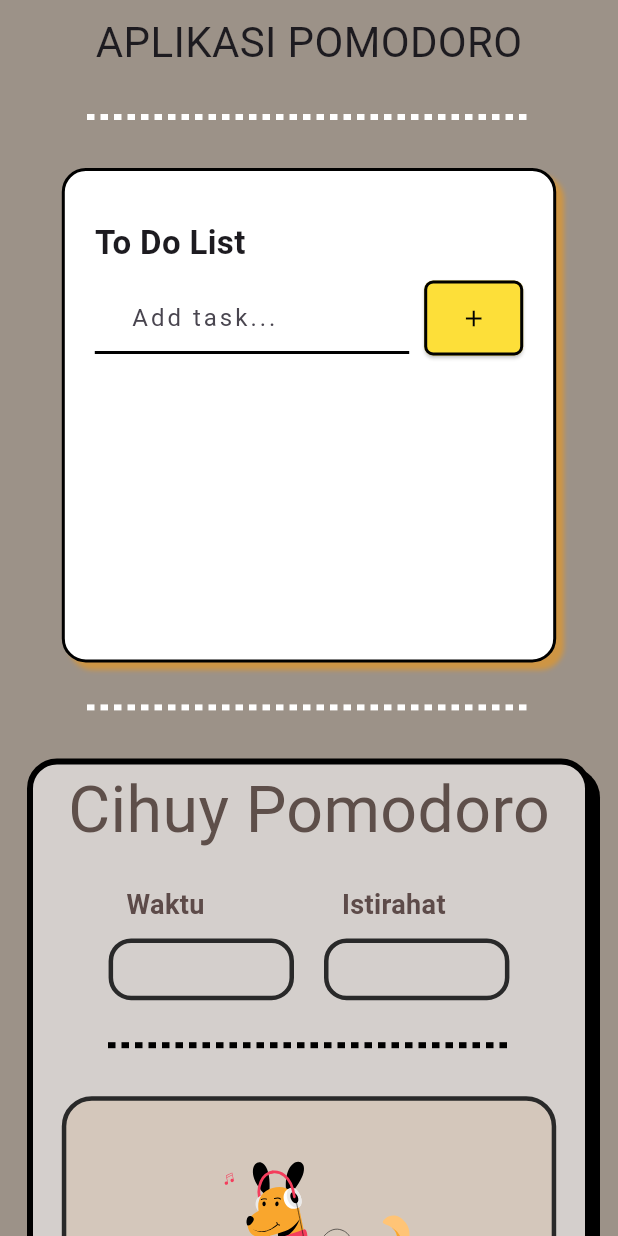
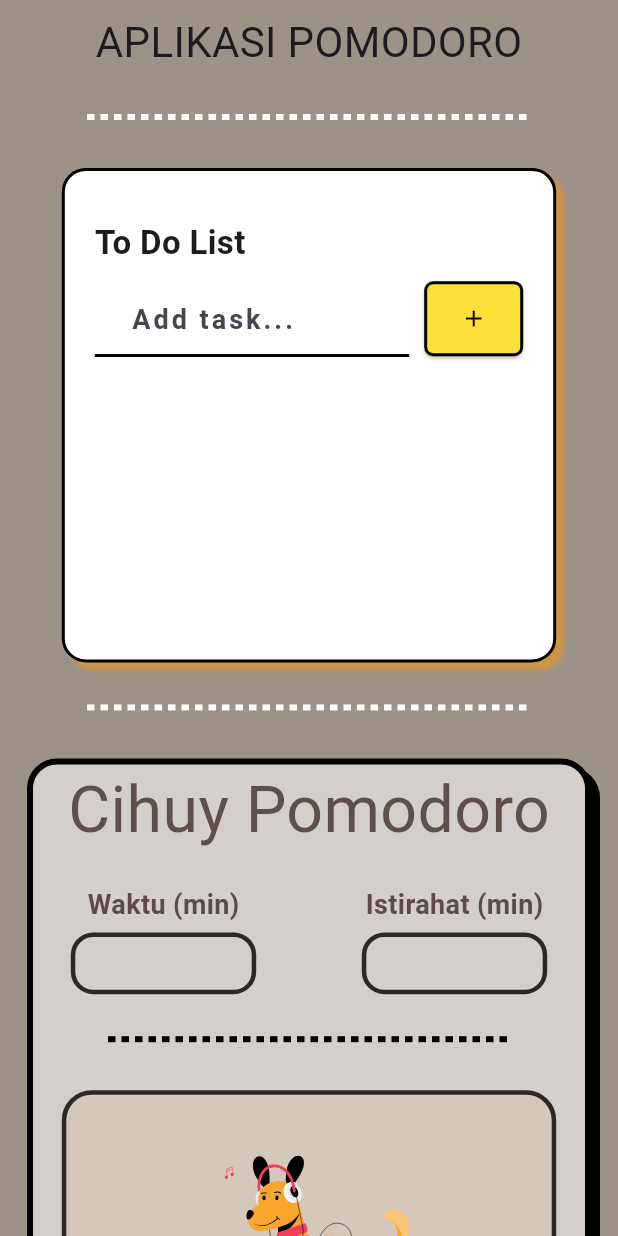
Before and after one commit to Faqihasyari/pomodoro_app, a Flutter app: the screen it shows after launch, on a phone screen of 412 x 824 dp. Run offline on Flutter 3.47's test engine with Material 3 defaults, Android fonts, the phone set to English and light mode, and no system bars; our stand-ins replace audioplayers, google_fonts, hive, hive_flutter, lottie; accounts and stored records are empty; Roboto replaces fonts that are missing (Audiowide, Boogaloo, Mansalva).

Commit message:
90% project fix

```diff
--- a/lib/core/constants/font.dart
+++ b/lib/core/constants/font.dart
@@ -7,3 +7,4 @@ var fontBtnTimer = GoogleFonts.mansalva(fontSize: 18, color: btnColor, fontWeigh
 var fontHeaderTimer = GoogleFonts.boogaloo(fontSize: 43, color: colorHeader, );
 var btnSetTimer = GoogleFonts.boogaloo(fontSize: 22, color: outlineBorder, );
 var fontTimer = GoogleFonts.jetBrainsMono(fontSize: 62, fontWeight: FontWeight.bold);
+var scroller = GoogleFonts.mansalva(fontSize: 18);
--- a/lib/core/widgets/containerTimer.dart
+++ b/lib/core/widgets/containerTimer.dart
@@ -64,17 +64,16 @@ final animasiStop = Containermodel(
       spacing: 20,
       mainAxisAlignment: MainAxisAlignment.center,
       children: [
-        Column(
+        Expanded(
+          child: Column(
             spacing: 5,
             children: [
-            SizedBox(
-              width: 100,
-              height: 30,
-              child: Expanded(child: Text('Waktu (min)', style: fontBtnTimer,))),
+              Text('Waktu (min)', style: fontBtnTimer,),
               SizedBox(
                 width: screenWidth * 0.3,
                 height: screenWidth * 0.1,
                 child: TextField(
+                  cursorColor: Colors.black,
                   maxLines: null,
                   style: fontBtnTimer,
                   expands: true,
@@ -108,17 +107,17 @@ final animasiStop = Containermodel(
               ),
             ],
           ),
-        Column(
+        ),
+        Expanded(
+          child: Column(
             spacing: 5,
             children: [
-            SizedBox(
-              width: 100,
-              height: 30,
-              child: Expanded(child: Text('Istirahat (min)', style: fontBtnTimer,))),
+              Text('Istirahat (min)', style: fontBtnTimer,),
               SizedBox(
                 width: screenWidth * 0.3,
                 height: screenWidth * 0.1,
                 child: TextField(
+                  cursorColor: Colors.black,
                   style: fontBtnTimer,
                   maxLines: null,
 
@@ -152,6 +151,7 @@ final animasiStop = Containermodel(
 
               ),
             ],
+          ),
         ),
       ],
     ),
--- a/lib/core/widgets/todo_list.dart
+++ b/lib/core/widgets/todo_list.dart
@@ -49,8 +49,11 @@ class CuteTodoPage extends StatelessWidget {
               children: [
                 Expanded(
                   child: TextField(
+                    style: fontBtnTimer,
+                    cursorColor: Colors.black,
                     controller: taskController,
                     decoration: InputDecoration(
+
                       hintText: "Add task...",
                       prefix: const SizedBox(width: 8),
                       hintStyle: GoogleFonts.mansalva(letterSpacing: 2),
@@ -60,11 +63,20 @@ class CuteTodoPage extends StatelessWidget {
                         horizontal: 12,
                         vertical: 12,
                       ),
+                      focusedBorder: const UnderlineInputBorder(
+                        borderSide: BorderSide(
+                          color: garis,
+                          width: 2,
+                        ),
+                      ),
+
+
                       enabledBorder: const UnderlineInputBorder(
                         borderSide: BorderSide(
                           color: garis,
                           width: 2,
                         ),
+
                       ),
                     ),
                   ),
@@ -108,23 +120,6 @@ class CuteTodoPage extends StatelessWidget {
       );
 
   }
-
-  // Widget _todoItem(String title) {
-  //   return Padding(
-  //     padding: const EdgeInsets.symmetric(vertical: 6),
-  //     child: Row(
-  //       children: [
-  //         Checkbox(
-  //           value: false,
-  //           onChanged: (_) {},
-  //           shape: const CircleBorder(),
-  //         ),
-  //         Expanded(child: Text(title, style: const TextStyle(fontSize: 16))),
-  //         IconButton(onPressed: () {}, icon: const Icon(Icons.close, size: 18)),
-  //       ],
-  //     ),
-  //   );
-  // }
 }
 
 
@@ -150,7 +145,7 @@ class TaskItem extends StatelessWidget {
           Expanded(
             child: Text(
               task.task,
-              style: const TextStyle(fontSize: 16, color: Colors.grey),
+              style: scroller,
             ),
           ),
           IconButton(
```
Also changed, not shown: lib/core/widgets/triggerWidgets.dart (+10 -2 lines). Lines whose indentation alone changed are shown as unchanged.
